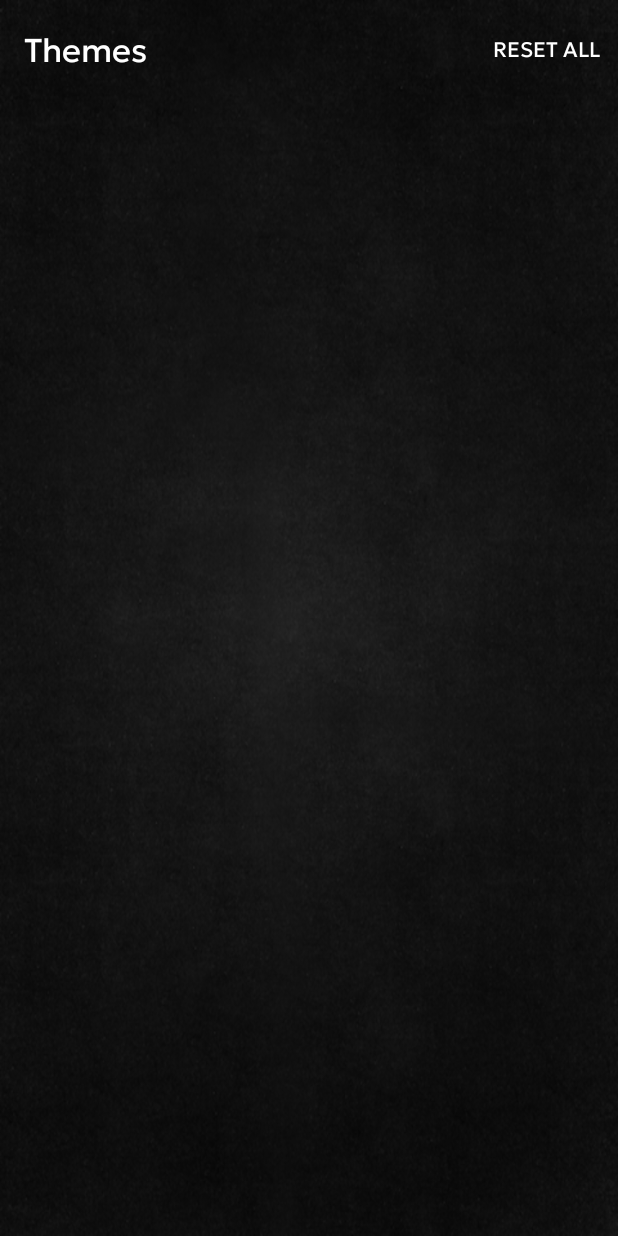
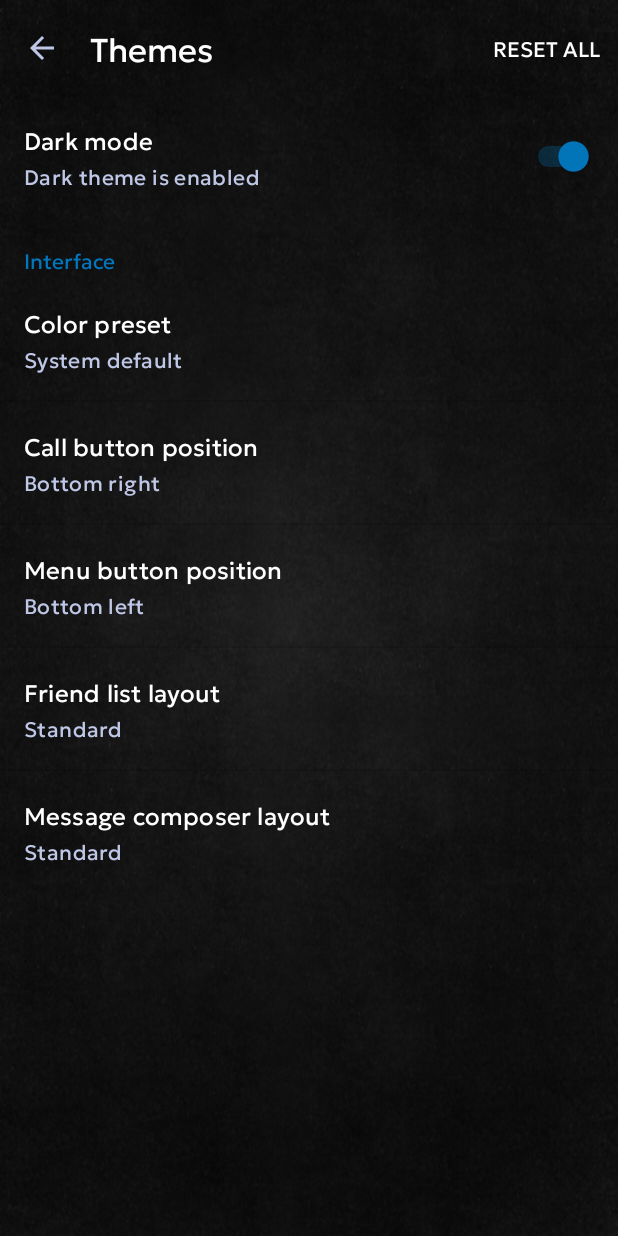
Before and after one commit to dimonbugor/onion.network, an Android app: the ThemeSettingsActivity screen opened directly, with no data from a screen before it, on a phone screen of 412 x 824 dp. Run offline under Robolectric (Android 15) with nearby library versions, the phone set to English and light mode, and no system bars.

Commit message:
Routed Themes menu action to the new screen and added a guard that recreates the activity when the stored theme changes so the new style applies immediately on return (app/src/main/java/onion/network/ui/MainActivity.java:130,301,1468). Trimmed general settings by moving UI customization prefs into a dedicated resource and added dark/light labels for the new switch (app/src/main/res/xml/prefs.xml:1, app/src/main/res/values/strings.xml:127). Added theme_prefs.xml with the dark‑mode toggle followed by the existing customization options (app/src/main/res/xml/theme_prefs.xml:1). Reworked ThemeSettingsActivity to load the new preferences and drive theme changes via ThemeManager, removing the old cache/license handlers that no longer exist there (app/src/main/java/onion/network/ui/ThemeSettingsActivity.java:24,83). Ensured default preference values are seeded for both general and theme screens (app/src/main/java/onion/network/settings/Settings.java:19).

```diff
--- a/app/src/main/java/onion/network/ui/ThemeSettingsActivity.java
+++ b/app/src/main/java/onion/network/ui/ThemeSettingsActivity.java
@@ -9,6 +9,7 @@ import android.preference.SwitchPreference;
 import android.view.Menu;
 import android.view.MenuItem;
 
+import androidx.appcompat.app.ActionBar;
 import androidx.appcompat.app.AppCompatActivity;
 import androidx.appcompat.widget.Toolbar;
 
@@ -33,14 +34,15 @@ public class ThemeSettingsActivity extends AppCompatActivity {
         Toolbar toolbar = findViewById(R.id.toolbar);
         setSupportActionBar(toolbar);
 
+        ActionBar actionBar = getSupportActionBar();
+        if (actionBar != null) {
+            actionBar.setDisplayHomeAsUpEnabled(true);
+            actionBar.setDisplayShowHomeEnabled(true);
+        }
+
+
         getFragmentManager().beginTransaction().add(R.id.content, new SettingsFragment()).commit();
 
-    }
-
-    @Override
-    protected void onPause() {
-        super.onPause();
-        WallBot.getInstance(this).init();
     }
 
     @Override
@@ -70,6 +72,11 @@ public class ThemeSettingsActivity extends AppCompatActivity {
 
         if (id == R.id.action_reset) {
             doreset();
+        }
+
+        if (id == android.R.id.home) {
+            onBackPressed(); // або finish();
+            return true;
         }
 
         return super.onOptionsItemSelected(item);
--- /dev/null
+++ b/app/src/main/res/xml/theme_prefs.xml
@@ -0,0 +1,52 @@
+<?xml version="1.0" encoding="utf-8"?>
+<PreferenceScreen xmlns:android="http://schemas.android.com/apk/res/android">
+
+    <SwitchPreference
+        android:key="theme_dark_mode"
+        android:defaultValue="true"
+        android:title="@string/theme_dark_mode_title"
+        android:summaryOn="@string/theme_dark_mode_summary_on"
+        android:summaryOff="@string/theme_dark_mode_summary_off" />
+
+    <PreferenceCategory
+        android:key="ui_customization"
+        android:title="@string/theme_customization_category">
+
+        <onion.network.settings.ListPreferenceEx
+            android:key="ui_color_preset"
+            android:title="@string/pref_title_color_preset"
+            android:defaultValue="system"
+            android:entryValues="@array/ui_color_preset_values"
+            android:entries="@array/ui_color_preset_labels" />
+
+        <onion.network.settings.ListPreferenceEx
+            android:key="ui_call_fab_position"
+            android:title="@string/pref_title_call_fab_position"
+            android:defaultValue="bottom_end"
+            android:entryValues="@array/ui_call_fab_position_values"
+            android:entries="@array/ui_call_fab_position_labels" />
+
+        <onion.network.settings.ListPreferenceEx
+            android:key="ui_menu_button_position"
+            android:title="@string/pref_title_menu_button_position"
+            android:defaultValue="bottom_left"
+            android:entryValues="@array/ui_menu_button_position_values"
+            android:entries="@array/ui_menu_button_position_labels" />
+
+        <onion.network.settings.ListPreferenceEx
+            android:key="ui_friend_card_style"
+            android:title="@string/pref_title_friend_card_style"
+            android:defaultValue="default"
+            android:entryValues="@array/ui_friend_card_style_values"
+            android:entries="@array/ui_friend_card_style_labels" />
+
+        <onion.network.settings.ListPreferenceEx
+            android:key="ui_chat_composer_style"
+            android:title="@string/pref_title_chat_composer_style"
+            android:defaultValue="default"
+            android:entryValues="@array/ui_chat_composer_style_values"
+            android:entries="@array/ui_chat_composer_style_labels" />
+
+    </PreferenceCategory>
+
+</PreferenceScreen>
```
Also changed, not shown: 1 other file.
